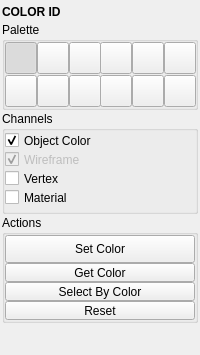
Before: the Qt Designer form blendertk/display_utils/color_id.ui in m3trik/blendertk, drawn with Qt 5.
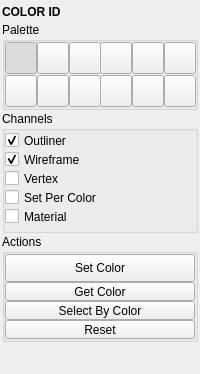
After: the same form once the commit is applied. Custom widgets are drawn as their Qt base class.

What changed in the file:
```diff
--- a/blendertk/display_utils/color_id.ui
+++ b/blendertk/display_utils/color_id.ui
@@ -456,7 +456,7 @@
             <enum>Qt::LeftToRight</enum>
            </property>
            <property name="text">
-            <string>Object Color</string>
+            <string>Outliner</string>
            </property>
            <property name="checkable">
             <bool>true</bool>
@@ -468,9 +468,6 @@
          </item>
          <item>
           <widget class="QCheckBox" name="chk012">
-           <property name="enabled">
-            <bool>false</bool>
-           </property>
            <property name="minimumSize">
             <size>
              <width>0</width>
@@ -531,6 +528,37 @@
            </property>
           </widget>
          </item>
+         <item>
+          <widget class="QCheckBox" name="chk016">
+           <property name="minimumSize">
+            <size>
+             <width>0</width>
+             <height>19</height>
+            </size>
+           </property>
+           <property name="maximumSize">
+            <size>
+             <width>16777215</width>
+             <height>19</height>
+            </size>
+           </property>
+           <property name="toolTip">
+            <string>Also group each color's objects into a container named ID_&lt;HEX&gt; — a color-tagged collection in Blender, an objectSet in Maya. A grouping aid, independent of the color channels above.</string>
+           </property>
+           <property name="layoutDirection">
+            <enum>Qt::LeftToRight</enum>
+           </property>
+           <property name="text">
+            <string>Set Per Color</string>
+           </property>
+           <property name="checkable">
+            <bool>true</bool>
+           </property>
+           <property name="checked">
+            <bool>false</bool>
+           </property>
+          </widget>
+         </item>
          <item>
           <widget class="QCheckBox" name="chk014">
            <property name="minimumSize">
```
Left out of the diff: 4 changed lines with no effect on the pictures.
